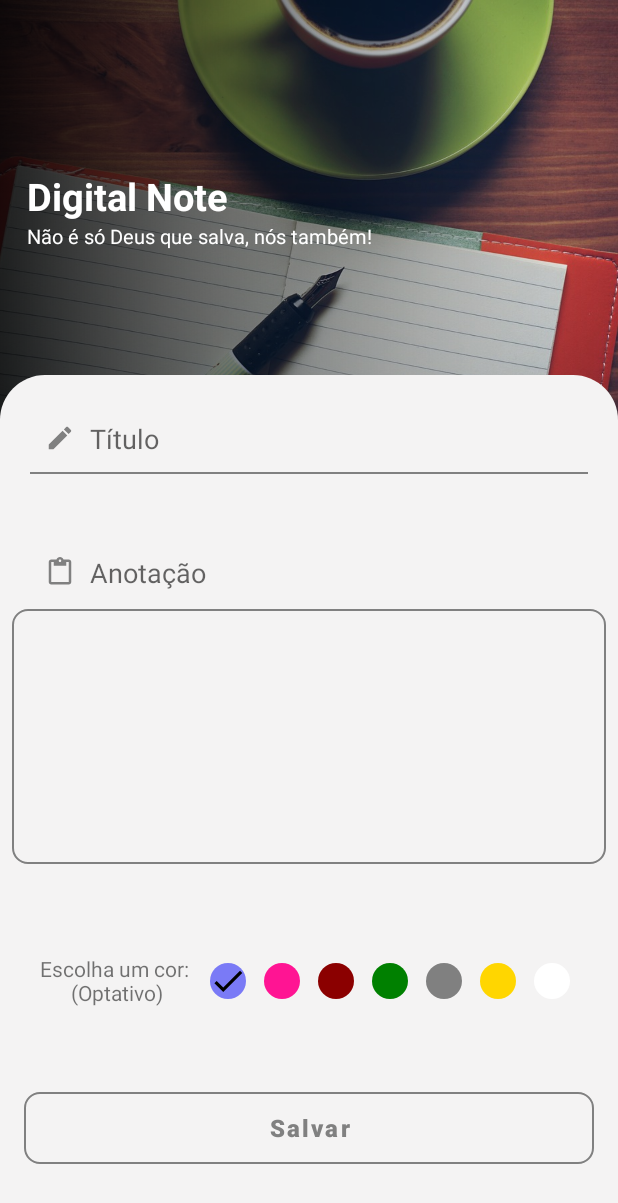
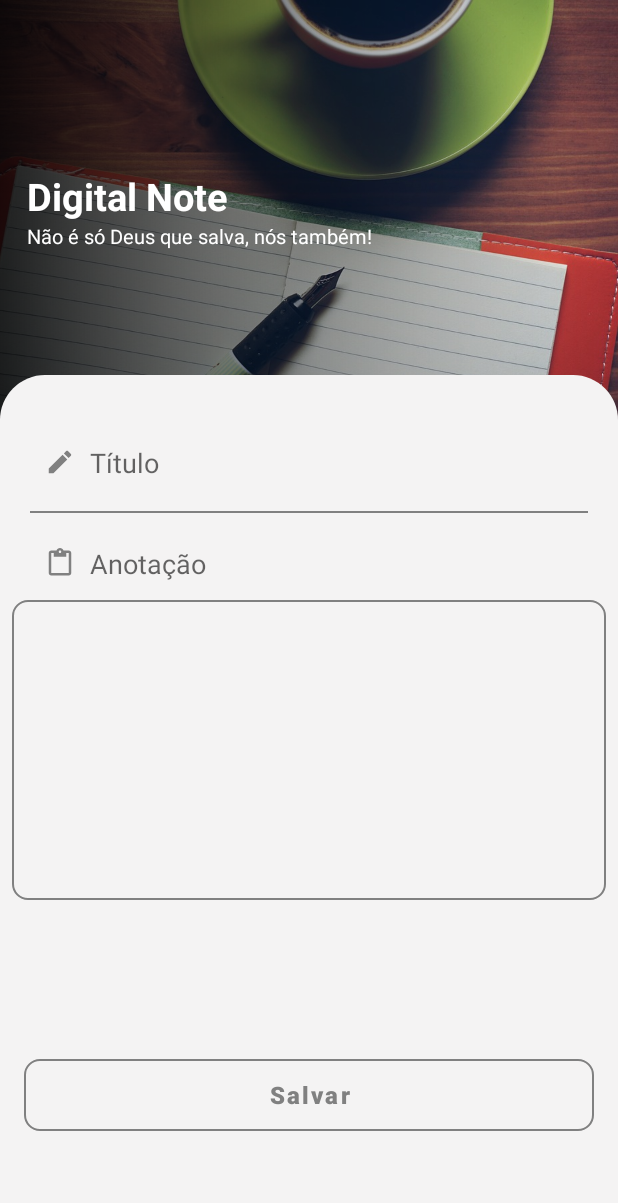
Before and after one commit to jeduardosa/Portifolio, an Android app: the screen it shows after launch (CreateNoteActivity), after a tap on "Digital Note", on a phone screen of 412 x 824 dp. Shown: the top 1203 px of the screen. Run offline under Robolectric (Android 15) with nearby library versions, the phone set to English and light mode, and no system bars; our stand-ins replace Room's generated code.

Commit message:
ponto de verificação

```diff
--- a/app/src/main/java/learn/project/digitalnoteapp/view/CreateNoteActivity.kt
+++ b/app/src/main/java/learn/project/digitalnoteapp/view/CreateNoteActivity.kt
@@ -20,7 +20,6 @@ class CreateNoteActivity : AppCompatActivity(), View.OnClickListener{
     private lateinit var viewModel: CreateNoteViewModel
     private var noteId = 0
     private val dateFormat = SimpleDateFormat("dd/MM/yyyy")
-    private var selectedNoteColor = binding.imgBlue.setImageResource(R.drawable.ic_check)
 
 
 
@@ -34,7 +33,7 @@ class CreateNoteActivity : AppCompatActivity(), View.OnClickListener{
 
         binding.btnSalvar.setOnClickListener(this)
 
-        chooseColor()
+        //chooseColor()
         observe()
         loadData()
     }
@@ -76,7 +75,7 @@ class CreateNoteActivity : AppCompatActivity(), View.OnClickListener{
             viewModel.get(noteId)
         }
     }
-
+/*
     private fun chooseColor() {
 
         binding.imgBlue.setOnClickListener {
@@ -156,5 +155,5 @@ class CreateNoteActivity : AppCompatActivity(), View.OnClickListener{
 
         }
     }
-
+*/
 }
--- a/app/src/main/java/learn/project/digitalnoteapp/view/adapter/NoteAdapter.kt
+++ b/app/src/main/java/learn/project/digitalnoteapp/view/adapter/NoteAdapter.kt
@@ -5,21 +5,21 @@ import android.view.ViewGroup
 import androidx.recyclerview.widget.RecyclerView
 import learn.project.digitalnoteapp.databinding.NoteModelListBinding
 import learn.project.digitalnoteapp.model.NoteModel
-import learn.project.digitalnoteapp.view.holder.NoteViewHolder
+import learn.project.digitalnoteapp.view.holder.NoteHolder
 import learn.project.digitalnoteapp.view.listener.OnNoteListener
 
-class NoteAdapter : RecyclerView.Adapter<NoteViewHolder>() {
+class NoteAdapter : RecyclerView.Adapter<NoteHolder>() {
 
     private var noteList: List<NoteModel> = listOf()
     private lateinit var listener: OnNoteListener
 
 
-    override fun onCreateViewHolder(parent: ViewGroup, viewType: Int): NoteViewHolder {
+    override fun onCreateViewHolder(parent: ViewGroup, viewType: Int): NoteHolder {
         val item = NoteModelListBinding.inflate(LayoutInflater.from(parent.context), parent, false)
-        return NoteViewHolder(item, listener)
+        return NoteHolder(item, listener)
     }
 
-    override fun onBindViewHolder(holder: NoteViewHolder, position: Int) {
+    override fun onBindViewHolder(holder: NoteHolder, position: Int) {
         holder.bind(noteList[position])
     }
 
--- a/app/src/main/java/learn/project/digitalnoteapp/view/holder/NoteViewHolder.kt
+++ b/app/src/main/java/learn/project/digitalnoteapp/view/holder/NoteHolder.kt
@@ -7,7 +7,7 @@ import learn.project.digitalnoteapp.databinding.NoteModelListBinding
 import learn.project.digitalnoteapp.model.NoteModel
 import learn.project.digitalnoteapp.view.listener.OnNoteListener
 
-class NoteViewHolder(private val bind: NoteModelListBinding, private val listener: OnNoteListener) :
+class NoteHolder(private val bind: NoteModelListBinding, private val listener: OnNoteListener) :
     RecyclerView.ViewHolder(bind.root) {
 
     fun bind(note: NoteModel) {
@@ -23,8 +23,6 @@ class NoteViewHolder(private val bind: NoteModelListBinding, private val listene
             listener.onClick(note.id)
         }
         bind.masterConstraint.setOnClickListener {
-            bind.masterConstraint.setBackgroundColor(Color.WHITE)
-
             listener.onClick(note.id)
         }
 
--- a/app/src/main/res/layout/activity_edit_note.xml
+++ b/app/src/main/res/layout/activity_edit_note.xml
@@ -74,7 +74,7 @@
     <EditText
         android:id="@+id/editTitle"
         style="@style/Default_edit_titles"
-        android:layout_width="200dp"
+        android:layout_width="250dp"
         android:layout_height="wrap_content"
         android:hint="@string/title"
         app:layout_constraintStart_toEndOf="@+id/img_writing"
@@ -84,9 +84,9 @@
         android:id="@+id/img_writing"
         style="@style/Default_imageVector_for_titles"
         android:src="@drawable/ic_writing"
-        app:layout_constraintEnd_toStartOf="@+id/editTitle"
         app:layout_constraintStart_toStartOf="parent"
         app:layout_constraintTop_toBottomOf="@id/imageHeader"
+        app:layout_constraintTop_toTopOf="@+id/editTitle"
         app:tint="@color/secondaryLightColor" />
 
     <View
@@ -94,7 +94,7 @@
         android:layout_width="match_parent"
         android:layout_height="1dp"
         android:layout_marginStart="20dp"
-        android:layout_marginTop="10dp"
+        android:layout_marginTop="20dp"
         android:layout_marginEnd="20dp"
         android:background="@color/secondaryLightColor"
         app:layout_constraintTop_toBottomOf="@+id/editTitle" />
@@ -102,10 +102,9 @@
     <androidx.constraintlayout.widget.ConstraintLayout
         android:id="@+id/constraintLayoutAnnotation"
         android:layout_width="match_parent"
-        android:layout_height="210dp"
+        android:layout_height="280dp"
         android:layout_marginTop="5dp"
         android:background="@null"
-        app:layout_constraintBottom_toTopOf="@+id/linearNoteColor"
         app:layout_constraintTop_toBottomOf="@id/viewDividerForTitle">
 
         <TextView
@@ -130,13 +129,14 @@
         <EditText
             android:id="@+id/editAnnotation"
             android:layout_width="match_parent"
-            android:layout_height="170dp"
+            android:layout_height="200dp"
             android:layout_marginStart="8dp"
             android:layout_marginTop="12dp"
             android:layout_marginEnd="8dp"
             android:background="@drawable/style_button_background"
             android:gravity="start|left"
             android:padding="5dp"
+            android:textColor="@color/black"
             app:backgroundTint="@color/secondaryLightColor"
             app:layout_constraintEnd_toEndOf="parent"
             app:layout_constraintStart_toStartOf="parent"
@@ -144,7 +144,7 @@
 
 
     </androidx.constraintlayout.widget.ConstraintLayout>
-
+    <!--
     <LinearLayout
         android:id="@+id/linearNoteColor"
         android:layout_width="wrap_content"
@@ -208,7 +208,7 @@
             android:backgroundTint="@color/white" />
 
     </LinearLayout>
-
+       -->
     <Button
         android:id="@+id/btnSalvar"
         android:layout_width="match_parent"
@@ -226,7 +226,7 @@
         app:layout_constraintBottom_toBottomOf="parent"
         app:layout_constraintEnd_toEndOf="parent"
         app:layout_constraintStart_toStartOf="parent"
-        app:layout_constraintTop_toBottomOf="@+id/linearNoteColor" />
+        app:layout_constraintTop_toBottomOf="@+id/constraintLayoutAnnotation" />
 
 
 </androidx.constraintlayout.widget.ConstraintLayout>
--- a/app/src/main/res/layout/bottom_nav_menu.xml
+++ b/app/src/main/res/layout/bottom_nav_menu.xml
@@ -20,8 +20,9 @@
             android:background="@android:color/transparent"
             app:elevation="0dp"
             app:itemIconTint="@color/black"
-            app:itemTextColor="@color/black"
-            app:menu="@menu/app_bar_menu" />
+            app:itemTextColor="@color/black"/>
+            <!-- app:menu="@menu/app_bar_menu"/> -->
+
     </com.google.android.material.bottomappbar.BottomAppBar>
 
     <com.google.android.material.floatingactionbutton.FloatingActionButton
--- a/app/src/main/res/values/themes.xml
+++ b/app/src/main/res/values/themes.xml
@@ -36,6 +36,7 @@
     <style name="Default_edit_titles">
         <item name="android:layout_marginStart">10dp</item>
         <item name="android:layout_marginEnd">10dp</item>
+        <item name="android:layout_marginTop">16dp</item>
         <item name="android:background">@android:color/transparent</item>
     </style>
 
```
Also changed, not shown: app/build.gradle (+5 -2 lines), app/src/main/java/learn/project/digitalnoteapp/model/NoteModel.kt (+0 -7 lines), app/src/main/java/learn/project/digitalnoteapp/repository/NoteDAO.kt (+0 -8 lines), app/src/main/java/learn/project/digitalnoteapp/repository/NoteRepository.kt (+0 -9 lines), app/src/main/res/layout/note_model_list.xml (+4 -4 lines), build.gradle (+9 -0 lines), app/src/main/res/drawable/1.PNG (added), app/src/main/res/drawable/2.PNG (added), app/src/main/res/drawable/3.PNG (added).
